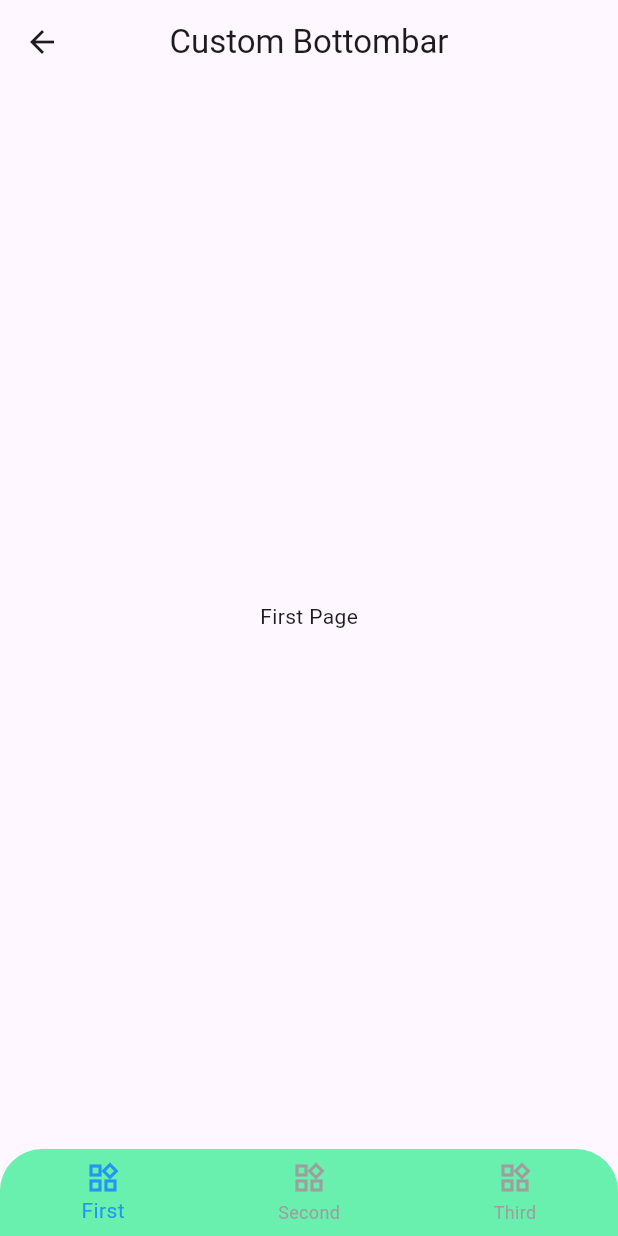
After one commit to mdrazadev/Flutter-Widgets, a Flutter app: the BottomBarListScreen screen opened directly, after a tap on "Circular Bottom Navbar", on a phone screen of 412 x 824 dp. The commit adds this screen. Run offline on Flutter 3.47's test engine with Material 3 defaults, Android fonts, the phone set to English and light mode, and no system bars; our stand-ins replace get.

Commit message:
circular bottom bar added

```diff
--- a/lib/screens/bottom_bars/bottom_bar_list_screen.dart
+++ b/lib/screens/bottom_bars/bottom_bar_list_screen.dart
@@ -1,4 +1,5 @@
 import 'package:flutter/material.dart';
+import 'package:flutter_widgets/screens/bottom_bars/circular_bottom_bar_screen.dart';
 import 'package:flutter_widgets/screens/bottom_bars/custom_bottom_bar_screen.dart';
 import 'package:flutter_widgets/screens/bottom_bars/simple_bottom_bar_screen.dart';
 import 'package:flutter_widgets/widgets/buttons/simple_button_widget.dart';
@@ -45,6 +46,21 @@ class BottomBarListScreen extends StatelessWidget {
               );
             },
           ),
+          SizedBox(
+            height: 15,
+            width: width,
+          ),
+          SimpleButtonWidget(
+            label: 'Circular Bottom Navbar',
+            onPress: () {
+              Navigator.push(
+                context,
+                MaterialPageRoute(
+                  builder: (ctx) => const CircularBottomBarScreen(),
+                ),
+              );
+            },
+          ),
         ],
       ),
     );
--- /dev/null
+++ b/lib/screens/bottom_bars/circular_bottom_bar_screen.dart
@@ -0,0 +1,56 @@
+import 'package:flutter/material.dart';
+
+class CircularBottomBarScreen extends StatefulWidget {
+  const CircularBottomBarScreen({super.key});
+
+  @override
+  State<CircularBottomBarScreen> createState() =>
+      _CircularBottomBarScreenState();
+}
+
+class _CircularBottomBarScreenState extends State<CircularBottomBarScreen> {
+  int currentIndex = 0;
+  List<Widget> pages = const [
+    Center(child: Text('First Page')),
+    Center(child: Text('Second Page')),
+    Center(child: Text('Third Page')),
+  ];
+  @override
+  Widget build(BuildContext context) {
+    return Scaffold(
+      appBar: AppBar(
+        title: const Text('Custom Bottombar'),
+        centerTitle: true,
+      ),
+      body: pages[currentIndex],
+      bottomNavigationBar: ClipRRect(
+        borderRadius: const BorderRadius.vertical(top: Radius.circular(28)),
+        child: BottomNavigationBar(
+          currentIndex: currentIndex,
+          selectedItemColor: Colors.blue,
+          unselectedItemColor: Colors.grey,
+          backgroundColor: Colors.greenAccent,
+          onTap: (index) {
+            setState(() {
+              currentIndex = index;
+            });
+          },
+          items: const [
+            BottomNavigationBarItem(
+              icon: Icon(Icons.widgets_outlined),
+              label: 'First',
+            ),
+            BottomNavigationBarItem(
+              icon: Icon(Icons.widgets_outlined),
+              label: 'Second',
+            ),
+            BottomNavigationBarItem(
+              icon: Icon(Icons.widgets_outlined),
+              label: 'Third',
+            ),
+          ],
+        ),
+      ),
+    );
+  }
+}
```
